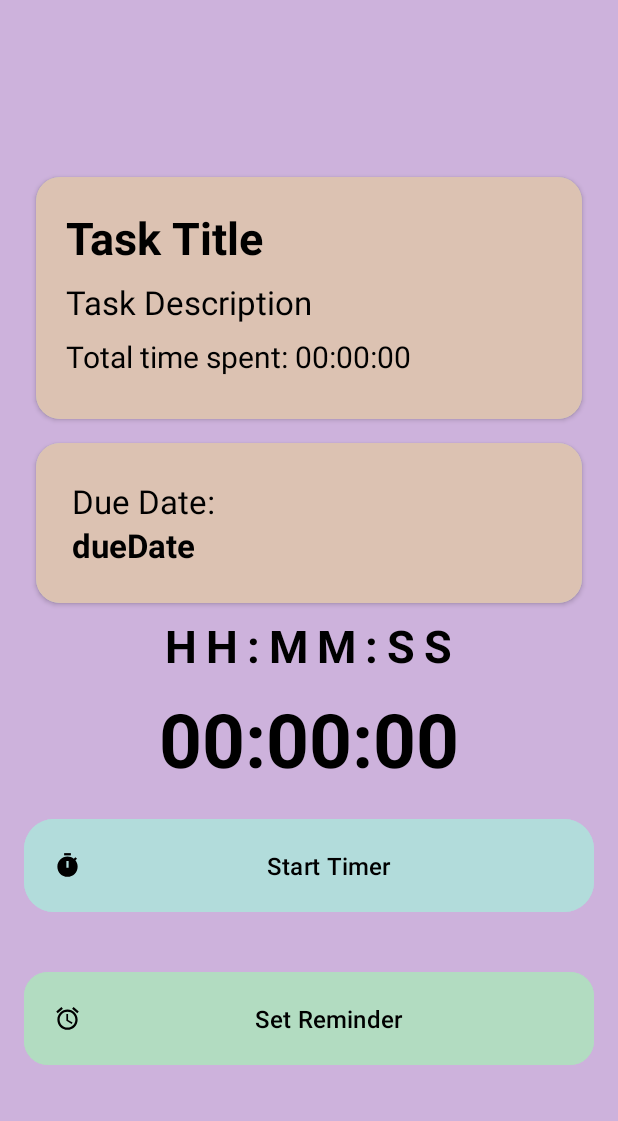
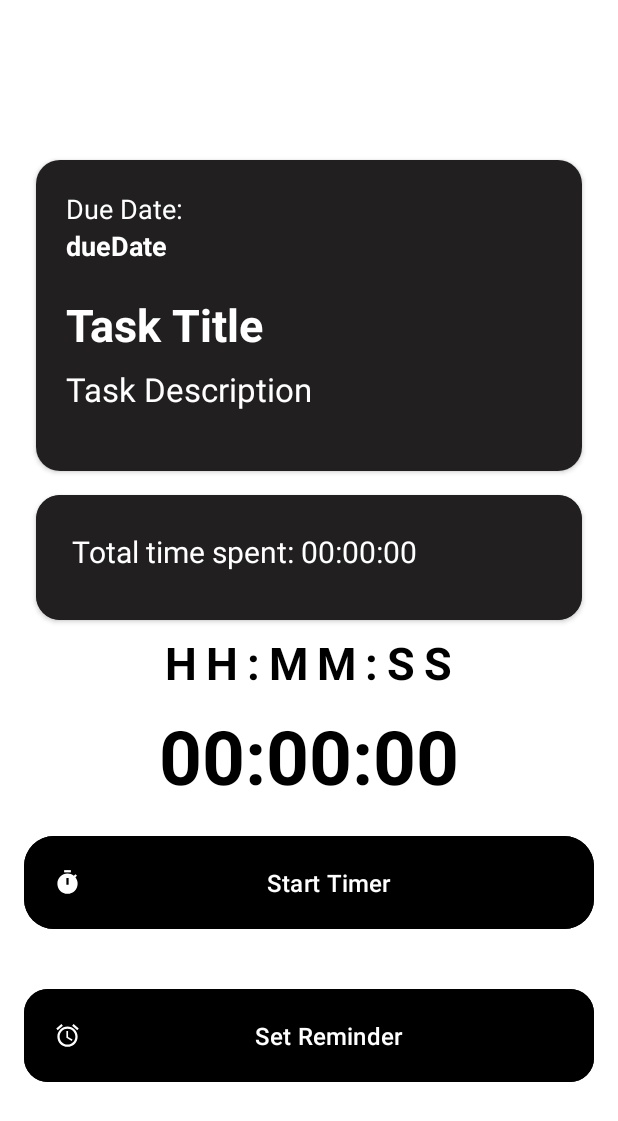
Before and after one commit to Sithila69/PlanMate, an Android app: the TimerActivity screen opened directly, with no data from a screen before it, on a phone screen of 412 x 824 dp. Shown: the top 1121 px of the screen. Run offline under Robolectric (Android 15) with nearby library versions, the phone set to English and light mode, and no system bars.

Commit message:
Black and white

```diff
--- a/app/src/main/res/layout/activity_main.xml
+++ b/app/src/main/res/layout/activity_main.xml
@@ -5,7 +5,7 @@
     android:layout_height="match_parent"
     android:orientation="vertical"
     android:padding="16dp"
-    android:background="@color/lavender"> <!-- Soft lavender background (#CDB2DC) -->
+    android:background="@color/white"> <!-- Soft lavender background (#CDB2DC) -->
 
     <!-- App Title -->
     <TextView
@@ -79,8 +79,8 @@
         android:text="@string/add_task"
         app:cornerRadius="8dp"
         style="@style/Widget.MaterialComponents.Button"
-        android:backgroundTint="@color/Light_mint"
-        android:textColor="@color/black"
+        android:backgroundTint="@color/black"
+        android:textColor="@color/white"
         android:layout_gravity="center" />
 
     <!-- RecyclerView to Display Tasks -->
--- a/app/src/main/res/layout/activity_timer.xml
+++ b/app/src/main/res/layout/activity_timer.xml
@@ -3,7 +3,7 @@
     xmlns:app="http://schemas.android.com/apk/res-auto"
     android:layout_width="match_parent"
     android:layout_height="match_parent"
-    android:background="@color/lavender"
+    android:background="@color/white"
     android:gravity="center"
     android:orientation="vertical"
     android:padding="16dp">
@@ -15,20 +15,37 @@
         android:layout_margin="8dp"
         android:padding="16dp"
         app:cardCornerRadius="16dp"
-        android:backgroundTint="@color/Light_mint">
+        android:backgroundTint="@color/white">
 
         <LinearLayout
             android:layout_width="match_parent"
             android:layout_height="wrap_content"
             android:orientation="vertical"
             android:padding="20sp"
-            android:background="@color/soft_peach">
+            android:background="@color/grey">
+
+            <TextView
+                android:id="@+id/dueDateText"
+                android:layout_width="match_parent"
+                android:layout_height="wrap_content"
+                android:textSize="18sp"
+                android:text="@string/due_date"
+                android:textColor="@color/white"/>
+
+            <TextView
+                android:id="@+id/dueDate"
+                android:layout_width="match_parent"
+                android:layout_height="wrap_content"
+                android:textSize="18sp"
+                android:textColor="@color/white"
+                android:textStyle="bold"
+                android:layout_marginBottom="20dp"/>
     <!-- Task Title -->
             <TextView
                 android:id="@+id/taskTitleTextView"
                 android:layout_width="match_parent"
                 android:layout_height="wrap_content"
-                android:textColor="@color/black"
+                android:textColor="@color/white"
                 android:textSize="30sp"
                 android:textStyle="bold"
                 android:layout_marginBottom="8dp"/>
@@ -38,24 +55,9 @@
                 android:id="@+id/taskDescriptionTextView"
                 android:layout_width="match_parent"
                 android:layout_height="wrap_content"
-                android:textColor="@color/black"
+                android:textColor="@color/white"
                 android:textSize="22sp"
-                android:layout_marginBottom="8dp"/>
-
-    <!-- Total Time Display -->
-            <LinearLayout
-                android:layout_width="match_parent"
-                android:layout_height="wrap_content"
-                android:orientation="horizontal">
-                <TextView
-                    android:id="@+id/totalTimeTextView"
-                    android:layout_width="match_parent"
-                    android:layout_height="wrap_content"
-                    android:textSize="20sp"
-                    android:textColor="@color/black"
-                    android:layout_marginBottom="8dp"/>
-
-            </LinearLayout>
+                android:layout_marginBottom="20dp"/>
         </LinearLayout>
     </androidx.cardview.widget.CardView>
 
@@ -66,29 +68,29 @@
         android:layout_margin="8dp"
         android:padding="24dp"
         app:cardCornerRadius="16dp"
-        android:backgroundTint="@color/Light_aqua">
+        android:backgroundTint="@color/grey">
         <LinearLayout
             android:layout_width="match_parent"
             android:layout_height="wrap_content"
             android:orientation="vertical"
             android:padding="24dp"
-            android:background="@color/soft_peach">
-
-            <TextView
-                android:id="@+id/dueDateText"
+            android:background="@color/grey">
+            <!-- Total Time Display -->
+            <LinearLayout
                 android:layout_width="match_parent"
                 android:layout_height="wrap_content"
-                android:textSize="22sp"
-                android:text="@string/due_date"
-                android:textColor="@color/black"/>
+                android:orientation="horizontal">
+                <TextView
+                    android:id="@+id/totalTimeTextView"
+                    android:layout_width="match_parent"
+                    android:layout_height="wrap_content"
+                    android:textSize="20sp"
+                    android:textColor="@color/white"
+                    android:layout_marginBottom="8dp"/>
 
-            <TextView
-                android:id="@+id/dueDate"
-                android:layout_width="match_parent"
-                android:layout_height="wrap_content"
-                android:textSize="22sp"
-                android:textColor="@color/black"
-                android:textStyle="bold"/>
+            </LinearLayout>
+
+
         </LinearLayout>
     </androidx.cardview.widget.CardView>
 
@@ -129,33 +131,33 @@
         android:layout_width="match_parent"
         android:layout_height="wrap_content"
         android:layout_marginBottom="16dp"
-        android:backgroundTint="@color/Light_aqua"
+        android:backgroundTint="@color/black"
         android:elevation="4dp"
         android:fontFamily="sans-serif-medium"
         android:padding="20dp"
         android:text="@string/start_timer"
         android:textSize="16sp"
-        android:textColor="@color/black"
+        android:textColor="@color/white"
         app:cornerRadius="20dp"
         app:icon="@drawable/ic_timer"
         app:iconPadding="8dp"
-        app:iconTint="@color/black"/>
+        app:iconTint="@color/white"/>
 
     <com.google.android.material.button.MaterialButton
         android:id="@+id/setReminderButton"
         android:layout_width="match_parent"
         android:layout_height="wrap_content"
         android:layout_marginTop="16dp"
-        android:backgroundTint="@color/Light_mint"
+        android:backgroundTint="@color/black"
         android:elevation="4dp"
         android:fontFamily="sans-serif-medium"
         android:padding="20dp"
         android:textSize="16sp"
         android:text="@string/set_reminder"
-        android:textColor="@color/black"
+        android:textColor="@color/white"
         app:cornerRadius="16dp"
         app:icon="@drawable/ic_reminder"
         app:iconPadding="8dp"
-        app:iconTint="@color/black"/>
+        app:iconTint="@color/white"/>
 
 </LinearLayout>
--- a/app/src/main/res/layout/task_item.xml
+++ b/app/src/main/res/layout/task_item.xml
@@ -14,7 +14,7 @@
         android:orientation="vertical"
         android:padding="20sp"
         android:outlineProvider="background"
-        android:background="@color/soft_peach">
+        android:background="@color/white">
 
         <!-- Task Title -->
         <TextView
@@ -65,8 +65,8 @@
                 android:layout_height="wrap_content"
                 android:layout_weight="1"
                 android:text="@string/edit"
-                android:backgroundTint="@color/Light_aqua"
-                android:textColor="@color/black"
+                android:backgroundTint="@color/black"
+                android:textColor="@color/white"
                 android:padding="8dp" />
 
             <!-- Delete Button -->
--- a/app/src/main/res/values/colors.xml
+++ b/app/src/main/res/values/colors.xml
@@ -1,6 +1,7 @@
 <?xml version="1.0" encoding="utf-8"?>
 <resources>
     <color name="black">#FF000000</color>
+    <color name="grey">#211F1F</color>
     <color name="white">#FFFFFFFF</color>
     <color name="colorPrimary">#2196F3</color>
     <color name="colorAccent">#F5F5F5</color>
--- a/app/src/main/res/values/themes.xml
+++ b/app/src/main/res/values/themes.xml
@@ -2,7 +2,7 @@
     <!-- Base application theme. -->
     <style name="Base.Theme.PlanMate" parent="Theme.Material3.Light.NoActionBar">
         <!-- Customize your light theme here. -->
-        <item name="colorPrimary">@color/lavender</item>
+
         <!--        <item name="android:windowTranslucentStatus">true</item>-->
         <item name="android:windowBackground">@color/white</item>
         <!-- <item name="colorPrimary">@color/my_light_primary</item> -->
```
